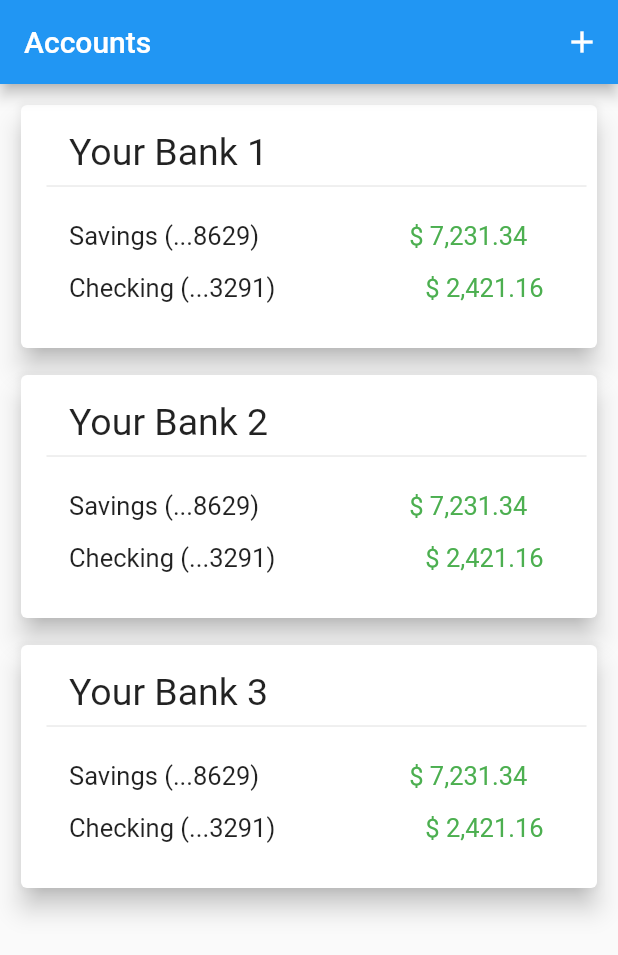
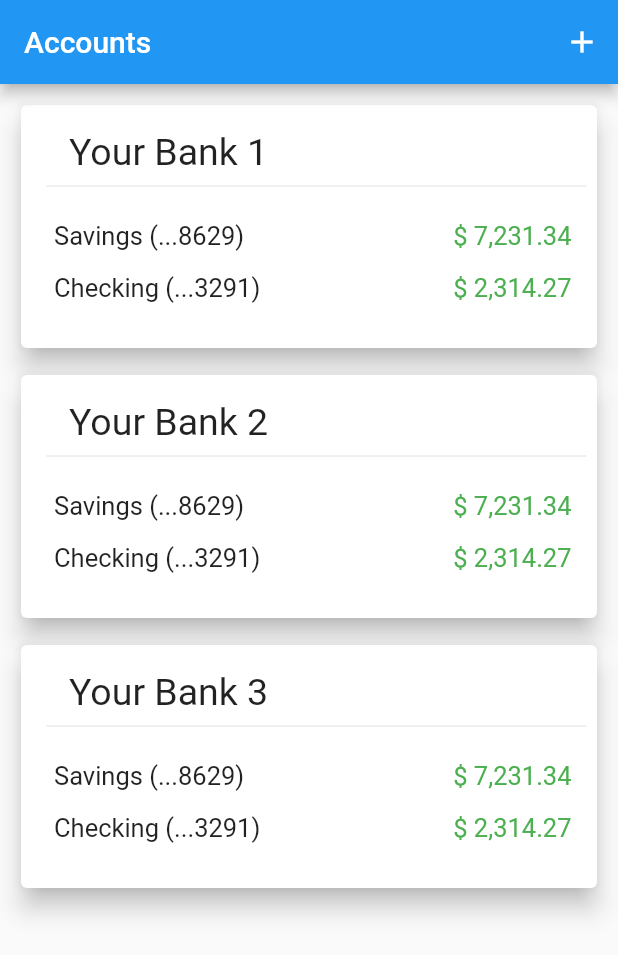
Before and after one commit to BYUCS452F2021/PennyTrax, a Flutter app: the screen it shows after launch, on a phone screen of 412 x 824 dp. Shown: the top 955 px of the screen. Run offline on Flutter 3.47's test engine with Material 2 defaults, Android fonts, the phone set to English and light mode, and no system bars.

Commit message:
Fix alignment on account cards

```diff
--- a/frontend/lib/view/accounts.dart
+++ b/frontend/lib/view/accounts.dart
@@ -81,56 +81,44 @@ Widget accountCard(index) {
                           Expanded(child: Divider()),
                         ],
                       ),
-                      Row(
-                        children: const <Widget>[
-                          Padding(
-                            padding: EdgeInsets.only(left: 15, top: 15),
-                            child: Align(
-                              alignment: Alignment.centerLeft,
-                              child: Text(
+                      Padding(
+                        padding:
+                            const EdgeInsets.only(left: 5, right: 10, top: 15),
+                        child: Row(
+                            mainAxisAlignment: MainAxisAlignment.spaceBetween,
+                            children: const [
+                              Text(
                                 "Savings (...8629)",
                                 style: TextStyle(fontSize: 17),
                               ),
-                            ),
-                          ),
-                          Padding(
-                            padding: EdgeInsets.only(left: 100, top: 15),
-                            child: Align(
-                              alignment: Alignment.centerLeft,
-                              child: Text(
+                              Text(
                                 "\$ 7,231.34",
                                 style: TextStyle(
-                                    fontSize: 17, color: Colors.green),
+                                  fontSize: 17,
+                                  color: Colors.green,
+                                ),
                               ),
-                            ),
-                          )
-                        ],
+                            ]),
                       ),
-                      Row(
-                        children: const <Widget>[
-                          Padding(
-                            padding: EdgeInsets.only(left: 15, top: 15),
-                            child: Align(
-                              alignment: Alignment.centerLeft,
-                              child: Text(
+                      Padding(
+                        padding:
+                            const EdgeInsets.only(left: 5, right: 10, top: 15),
+                        child: Row(
+                            mainAxisAlignment: MainAxisAlignment.spaceBetween,
+                            children: const [
+                              Text(
                                 "Checking (...3291)",
                                 style: TextStyle(fontSize: 17),
                               ),
-                            ),
-                          ),
-                          Padding(
-                            padding: EdgeInsets.only(left: 100, top: 15),
-                            child: Align(
-                              alignment: Alignment.centerLeft,
-                              child: Text(
-                                "\$ 2,421.16",
+                              Text(
+                                "\$ 2,314.27",
                                 style: TextStyle(
-                                    fontSize: 17, color: Colors.green),
+                                  fontSize: 17,
+                                  color: Colors.green,
+                                ),
                               ),
-                            ),
-                          )
-                        ],
-                      )
+                            ]),
+                      ),
                     ],
                   ),
                 )
```
